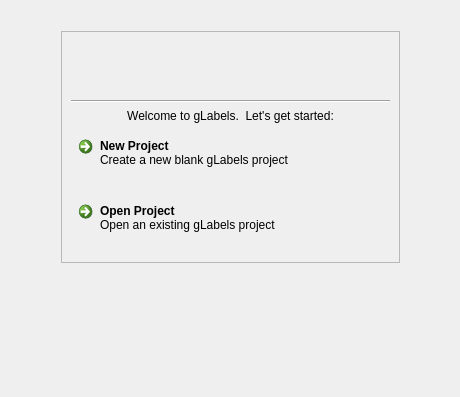
Old version of the form glabels/ui/StartupView.ui in the repository jimevins/glabels-qt.
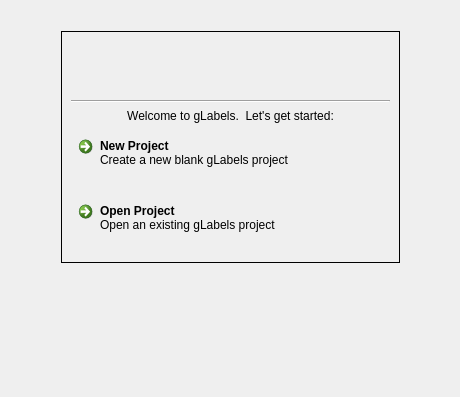
New version of the form. Icons and pictures are not drawn.

Commit message: Change style of StartupView's frame.

Diff of the .ui file:
```diff
--- a/glabels/ui/StartupView.ui
+++ b/glabels/ui/StartupView.ui
@@ -56,10 +56,13 @@
    <item row="1" column="1">
     <widget class="QFrame" name="frame">
      <property name="frameShape">
-      <enum>QFrame::StyledPanel</enum>
+      <enum>QFrame::Box</enum>
      </property>
      <property name="frameShadow">
-      <enum>QFrame::Raised</enum>
+      <enum>QFrame::Plain</enum>
+     </property>
+     <property name="lineWidth">
+      <number>1</number>
      </property>
      <layout class="QGridLayout" name="gridLayout_2">
       <item row="0" column="0">
```
